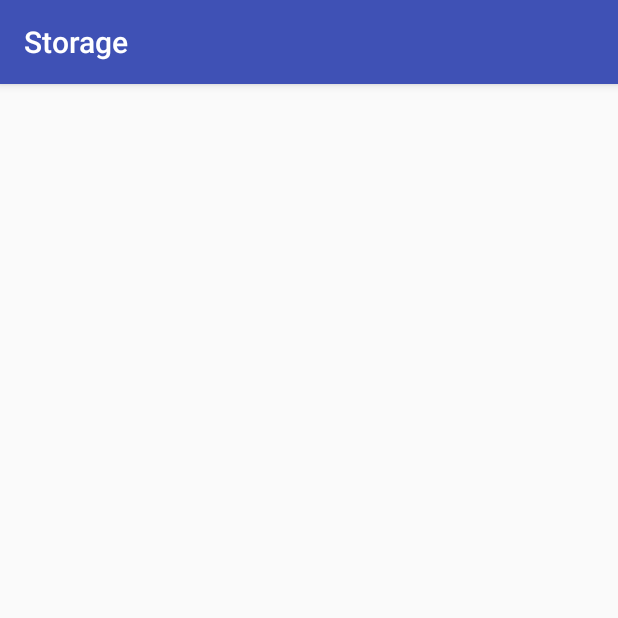
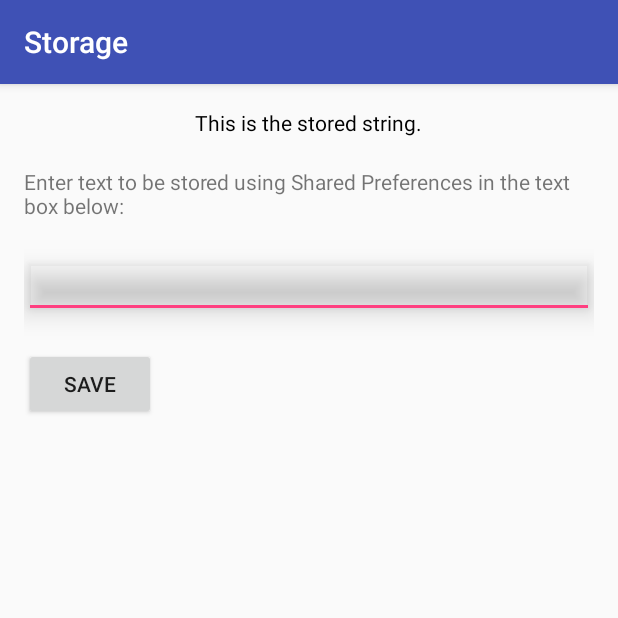
Before and after one commit to divayprakash/storage-app, an Android app: the SharedPreferencesActivity screen opened directly, with no data from a screen before it, on a phone screen of 412 x 824 dp, the top half of it. Run offline under Robolectric (Android 15) with nearby library versions, the phone set to English and light mode, and no system bars.

Commit message:
Complete activity_shared_preferences.xml

```diff
--- a/app/src/main/res/layout/activity_shared_preferences.xml
+++ b/app/src/main/res/layout/activity_shared_preferences.xml
@@ -4,10 +4,58 @@
     android:id="@+id/activity_shared_preferences"
     android:layout_width="match_parent"
     android:layout_height="match_parent"
-    android:paddingBottom="@dimen/activity_vertical_margin"
-    android:paddingLeft="@dimen/activity_horizontal_margin"
-    android:paddingRight="@dimen/activity_horizontal_margin"
-    android:paddingTop="@dimen/activity_vertical_margin"
     tools:context="com.example.divayprakash.storage.SharedPreferencesActivity">
 
+    <ScrollView
+        android:layout_width="match_parent"
+        android:layout_height="match_parent"
+        android:layout_alignParentTop="true"
+        android:layout_alignParentStart="true">
+
+        <LinearLayout
+            android:layout_width="match_parent"
+            android:layout_height="match_parent"
+            android:orientation="vertical"
+            android:paddingBottom="@dimen/activity_vertical_margin"
+            android:paddingLeft="@dimen/activity_horizontal_margin"
+            android:paddingRight="@dimen/activity_horizontal_margin"
+            android:paddingTop="@dimen/activity_vertical_margin">
+
+            <TextView
+                android:text="@string/textView_text"
+                android:layout_width="wrap_content"
+                android:layout_height="wrap_content"
+                android:layout_gravity="center_horizontal"
+                android:id="@+id/textView"
+                android:enabled="false"
+                android:clickable="false"
+                android:textColor="@android:color/black" />
+
+            <TextView
+                android:layout_width="wrap_content"
+                android:layout_height="wrap_content"
+                android:layout_below="@id/textView"
+                android:alignStart="@id/textView"
+                android:layout_gravity="center_horizontal"
+                android:layout_marginTop="20dp"
+                android:text="@string/textView2_text"
+                android:id="@+id/textView2" />
+
+            <EditText
+                android:layout_width="match_parent"
+                android:layout_height="wrap_content"
+                android:inputType="textNoSuggestions"
+                android:layout_marginTop="20dp"
+                android:ems="10"
+                android:id="@+id/editText"
+                android:elevation="10dp" />
+
+            <Button
+                android:layout_width="wrap_content"
+                android:layout_height="wrap_content"
+                android:layout_marginTop="20dp"
+                android:text="@string/button4_text"
+                android:onClick="button4_handle" />
+        </LinearLayout>
+    </ScrollView>
 </RelativeLayout>
--- a/app/src/main/res/values/strings.xml
+++ b/app/src/main/res/values/strings.xml
@@ -3,4 +3,7 @@
     <string name="button1_text">Shared Preferences</string>
     <string name="button2_text">Files</string>
     <string name="button3_text">SQLite</string>
+    <string name="textView_text">This is the stored string.</string>
+    <string name="textView2_text">Enter text to be stored using Shared Preferences in the text box below:</string>
+    <string name="button4_text">Save</string>
 </resources>
```
